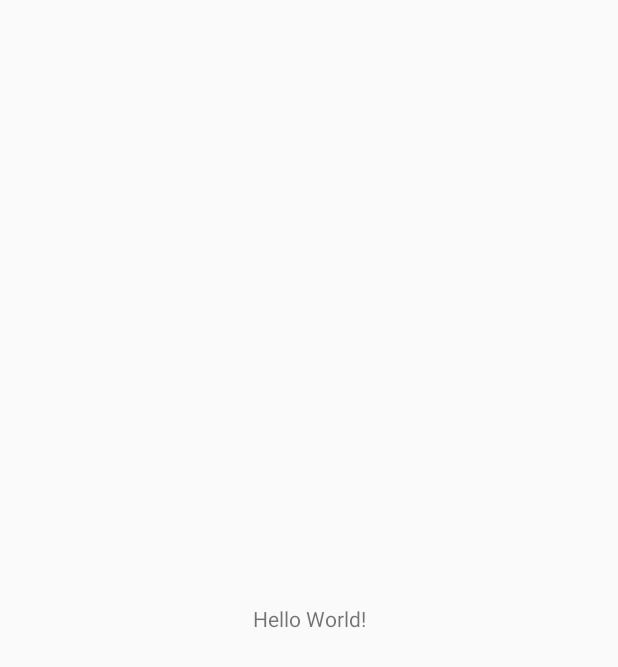
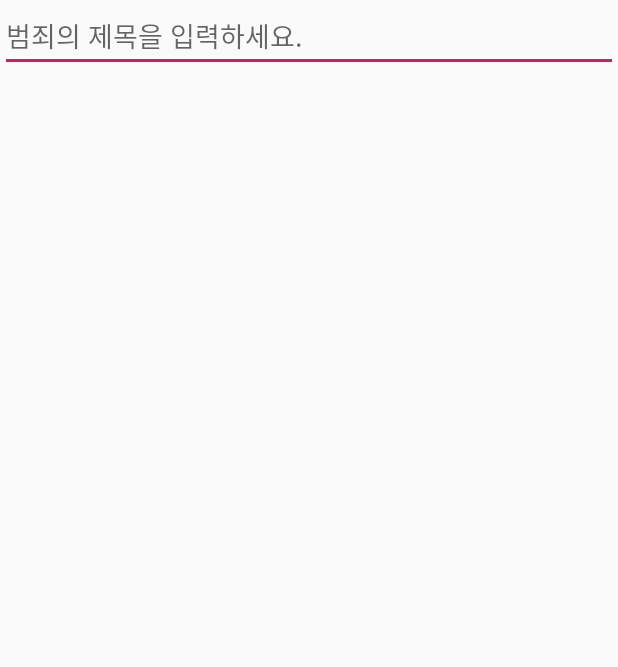
Before and after one commit to android-bignerdranch-2nd/CrimeIntent, an Android app: the screen it shows after launch (CrimeActivity), on a phone screen of 412 x 824 dp. Before the commit the part shown is almost empty. Shown: the top 667 px of the screen. Run offline under Robolectric (Android 15) with nearby library versions, the phone set to English and light mode, and no system bars.

Commit message:
Chapter 7. Add Fragment

```diff
--- a/app/src/main/java/com/bignerdranch/android/criminalintent/CrimeActivity.java
+++ b/app/src/main/java/com/bignerdranch/android/criminalintent/CrimeActivity.java
@@ -1,13 +1,27 @@
 package com.bignerdranch.android.criminalintent;
 
+import android.support.v4.app.Fragment;
 import android.support.v4.app.FragmentActivity;
 import android.os.Bundle;
+import android.support.v4.app.FragmentManager;
 
 public class CrimeActivity extends FragmentActivity {
 
     @Override
     protected void onCreate(Bundle savedInstanceState) {
         super.onCreate(savedInstanceState);
-        setContentView(R.layout.activity_main);
+        setContentView(R.layout.activity_crime);
+
+        FragmentManager fm = getSupportFragmentManager();
+        Fragment fragment = fm.findFragmentById(R.id.fragment_container);
+
+        if (fragment == null) {
+            fragment = new CrimeFragment();
+            fm.beginTransaction()
+                    .add(R.id.fragment_container, fragment)
+                    .commit();
+        }
     }
+
+
 }
--- /dev/null
+++ b/app/src/main/java/com/bignerdranch/android/criminalintent/CrimeFragment.java
@@ -0,0 +1,52 @@
+package com.bignerdranch.android.criminalintent;
+
+import android.os.Bundle;
+import android.support.annotation.NonNull;
+import android.support.annotation.Nullable;
+import android.support.v4.app.Fragment;
+import android.text.Editable;
+import android.text.TextWatcher;
+import android.view.LayoutInflater;
+import android.view.View;
+import android.view.ViewGroup;
+import android.widget.EditText;
+
+public class CrimeFragment extends Fragment {
+
+    private Crime mCrime;
+    private EditText mTitleField;
+
+    @Override
+    public void onCreate(@Nullable Bundle savedInstanceState) {
+        super.onCreate(savedInstanceState);
+
+        mCrime = new Crime();
+    }
+
+    @Nullable
+    @Override
+    public View onCreateView(@NonNull LayoutInflater inflater, @Nullable ViewGroup container, @Nullable Bundle savedInstanceState) {
+
+        View v = inflater.inflate(R.layout.fragment_crime, container, false);
+
+        mTitleField = (EditText)v.findViewById(R.id.crime_title);
+        mTitleField.addTextChangedListener(new TextWatcher() {
+            @Override
+            public void beforeTextChanged(CharSequence charSequence, int i, int i1, int i2) {
+
+            }
+
+            @Override
+            public void onTextChanged(CharSequence charSequence, int i, int i1, int i2) {
+                mCrime.setTitle(charSequence.toString());
+            }
+
+            @Override
+            public void afterTextChanged(Editable editable) {
+
+            }
+        });
+
+        return v;
+    }
+}
--- /dev/null
+++ b/app/src/main/res/layout/activity_crime.xml
@@ -0,0 +1,7 @@
+<?xml version="1.0" encoding="utf-8"?>
+<FrameLayout xmlns:android="http://schemas.android.com/apk/res/android"
+    android:id="@+id/fragment_container"
+    android:layout_width="match_parent"
+    android:layout_height="match_parent">
+
+</FrameLayout>
--- a/app/src/main/res/layout/activity_main.xml
+++ /dev/null
@@ -1,18 +0,0 @@
-<?xml version="1.0" encoding="utf-8"?>
-<android.support.constraint.ConstraintLayout xmlns:android="http://schemas.android.com/apk/res/android"
-    xmlns:app="http://schemas.android.com/apk/res-auto"
-    xmlns:tools="http://schemas.android.com/tools"
-    android:layout_width="match_parent"
-    android:layout_height="match_parent"
-    tools:context=".CrimeActivity">
-
-    <TextView
-        android:layout_width="wrap_content"
-        android:layout_height="wrap_content"
-        android:text="Hello World!"
-        app:layout_constraintBottom_toBottomOf="parent"
-        app:layout_constraintLeft_toLeftOf="parent"
-        app:layout_constraintRight_toRightOf="parent"
-        app:layout_constraintTop_toTopOf="parent" />
-
-</android.support.constraint.ConstraintLayout>
--- /dev/null
+++ b/app/src/main/res/layout/fragment_crime.xml
@@ -0,0 +1,14 @@
+<?xml version="1.0" encoding="utf-8"?>
+<LinearLayout xmlns:android="http://schemas.android.com/apk/res/android"
+    android:orientation="vertical"
+    android:layout_width="match_parent"
+    android:layout_height="match_parent">
+
+    <EditText
+        android:id="@+id/crime_title"
+        android:layout_width="match_parent"
+        android:layout_height="wrap_content"
+        android:hint="@string/crime_title_hint"/>
+
+
+</LinearLayout>
--- a/app/src/main/res/values/strings.xml
+++ b/app/src/main/res/values/strings.xml
@@ -1,3 +1,7 @@
 <resources>
     <string name="app_name">CriminalIntent</string>
+
+    <string name="crime_title_hint">범죄의 제목을 입력하세요.</string>
+
+
 </resources>
```
